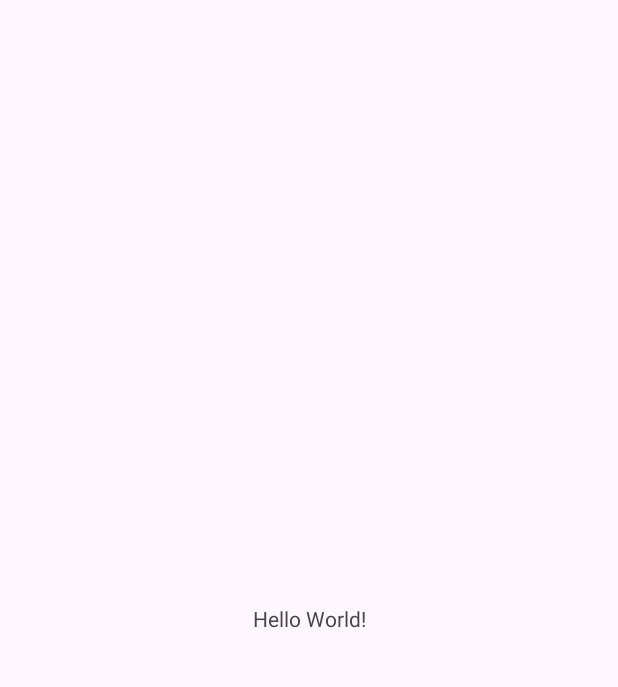
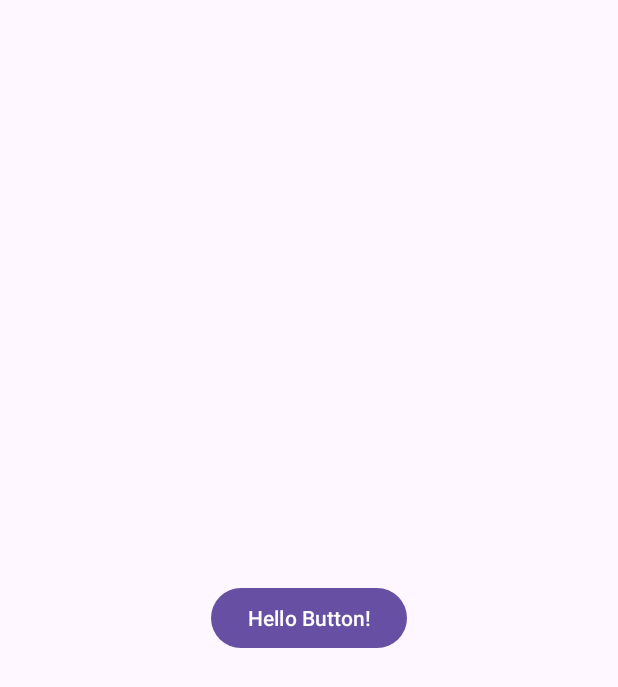
Before and after one commit to josephines1/aplikasipertama, an Android app: the screen it shows after launch (MainActivity), on a phone screen of 412 x 824 dp. Before the commit the part shown is almost empty. Shown: the top 687 px of the screen. Run offline under Robolectric (Android 15) with nearby library versions, the phone set to English and light mode, and no system bars.

Commit message:
Menambahkan button dan textView

```diff
--- a/app/src/main/java/com/example/aplikasipertama/MainActivity.kt
+++ b/app/src/main/java/com/example/aplikasipertama/MainActivity.kt
@@ -1,6 +1,8 @@
 package com.example.aplikasipertama
 
 import android.os.Bundle
+import android.widget.Button
+import android.widget.TextView
 import androidx.activity.enableEdgeToEdge
 import androidx.appcompat.app.AppCompatActivity
 import androidx.core.view.ViewCompat
@@ -16,5 +18,12 @@ class MainActivity : AppCompatActivity() {
             v.setPadding(systemBars.left, systemBars.top, systemBars.right, systemBars.bottom)
             insets
         }
+
+        val textView = findViewById<TextView>(R.id.tv_hello)
+        val button = findViewById<Button>(R.id.btn_tombol)
+
+        button.setOnClickListener {
+            textView.text = "Ohayou"
+        }
     }
 }
--- a/app/src/main/res/layout/activity_main.xml
+++ b/app/src/main/res/layout/activity_main.xml
@@ -8,6 +8,7 @@
     tools:context=".MainActivity">
 
     <TextView
+        android:id="@+id/tv_hello"
         android:layout_width="wrap_content"
         android:layout_height="wrap_content"
         android:text="Hello World!"
@@ -16,4 +17,14 @@
         app:layout_constraintStart_toStartOf="parent"
         app:layout_constraintTop_toTopOf="parent" />
 
+    <Button
+        android:id="@+id/btn_tombol"
+        android:layout_width="wrap_content"
+        android:layout_height="wrap_content"
+        android:text="Hello Button!"
+        app:layout_constraintBottom_toBottomOf="parent"
+        app:layout_constraintEnd_toEndOf="parent"
+        app:layout_constraintStart_toStartOf="parent"
+        app:layout_constraintTop_toTopOf="parent" />
+
 </androidx.constraintlayout.widget.ConstraintLayout>
```
